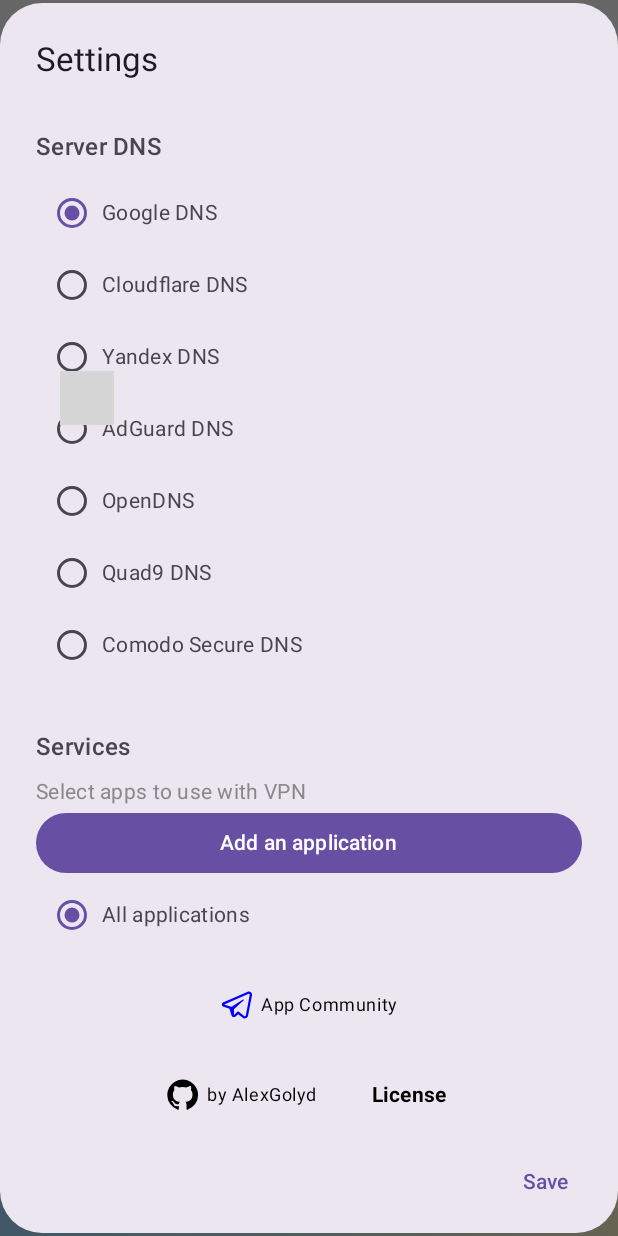
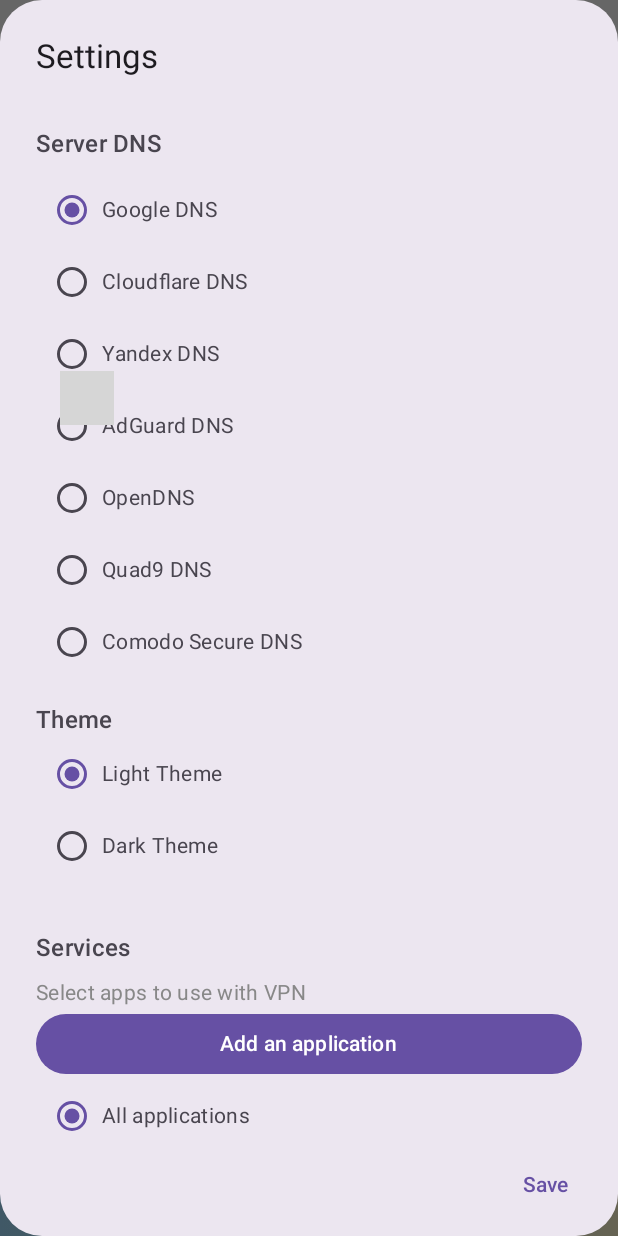
Before and after one commit to agolyud/VPN_Outline_TV, an Android app built with Jetpack Compose: the screen it shows after launch (MainActivity), after a tap on "Open Settings", on a phone screen of 412 x 824 dp. Run offline under Robolectric (Android 15) with nearby library versions, the phone set to English and light mode, and no system bars; our stand-ins replace livedata-compose; pictures from the network do not load; grey boxes are pictures that could not be loaded.

Commit message:
Dark Theme 0.5

```diff
--- a/app/src/main/java/app/android/outlinevpntv/MainActivity.kt
+++ b/app/src/main/java/app/android/outlinevpntv/MainActivity.kt
@@ -28,6 +28,7 @@
 import app.android.outlinevpntv.domain.update.UpdateManager
 import app.android.outlinevpntv.ui.MainScreen
 import app.android.outlinevpntv.ui.UpdateDialog
+import app.android.outlinevpntv.ui.theme.OutlineVPNtvTheme
 import app.android.outlinevpntv.utils.activityresult.VPNPermissionLauncher
 import app.android.outlinevpntv.utils.activityresult.base.launch
 import app.android.outlinevpntv.utils.versionName
@@ -57,9 +58,11 @@
     }
 
     private val vpnPermission = VPNPermissionLauncher()
+    private lateinit var preferencesManager: PreferencesManager
 
     override fun onCreate(savedInstanceState: Bundle?) {
         super.onCreate(savedInstanceState)
+        preferencesManager = PreferencesManager(applicationContext)
 
         vpnPermission.register(this)
 
@@ -77,12 +80,11 @@
         }
 
         setContent {
+           val isDarkTheme = preferencesManager.getSelectedTheme()
             val connectionState by viewModel.vpnConnectionState.observeAsState(false)
             val vpnServerState by viewModel.vpnServerState.observeAsState(VpnServerStateUi.DEFAULT)
             val errorMessage = remember { mutableStateOf<String?>(null) }
-
             val context = LocalContext.current
-
             var showUpdateDialog by remember { mutableStateOf(false) }
             var updateDialogCancelled by rememberSaveable { mutableStateOf(false) }
             val currentVersion = remember { versionName(context) }
@@ -90,6 +92,11 @@
             var isDownloadingActive by remember { mutableStateOf(false) }
             var latestVersion by remember { mutableStateOf("") }
 
+            OutlineVPNtvTheme(
+                darkTheme = isDarkTheme,
+                dynamicColor = false
+            )
+            {
             if (showUpdateDialog) {
             UpdateDialog(
                 onUpdate = {
@@ -141,6 +148,7 @@
         }
 
     }
+}
 
     override fun onResume() {
         super.onResume()
--- a/app/src/main/java/app/android/outlinevpntv/data/preferences/PreferencesManager.kt
+++ b/app/src/main/java/app/android/outlinevpntv/data/preferences/PreferencesManager.kt
@@ -25,6 +25,14 @@
             val type = object : TypeToken<List<VpnServerInfo>>() {}.type
             gson.fromJson(json, type)
         }
+    }
+
+    fun saveSelectedTheme(isDark: Boolean) {
+        preferences.edit().putBoolean(KEY_SELECTED_THEME, isDark).apply()
+    }
+
+    fun getSelectedTheme(): Boolean {
+        return preferences.getBoolean(KEY_SELECTED_THEME, false)
     }
 
 
@@ -99,5 +107,6 @@
         private const val KEY_SERVER_NAME = "server_name"
         private const val KEY_SELECTED_DNS = "selected_dns"
         private const val KEY_SELECTED_APPS = "selected_apps"
+        private const val KEY_SELECTED_THEME = "selected_theme"
     }
 }
--- a/app/src/main/java/app/android/outlinevpntv/ui/SettingsDialog.kt
+++ b/app/src/main/java/app/android/outlinevpntv/ui/SettingsDialog.kt
@@ -55,6 +55,9 @@
         mutableStateOf(preferencesManager.getSelectedDns() ?: "8.8.8.8")
     }
 
+    var selectedTheme by remember {
+        mutableStateOf(preferencesManager.getSelectedTheme())  // Например, "light" или "dark"
+    }
 
     val selectedApps = remember { mutableStateListOf<String>() }
     var isAppSelectionDialogOpen by remember { mutableStateOf(false) }
@@ -174,6 +177,50 @@
                 }
 
                 Spacer(modifier = Modifier.height(16.dp))
+
+                Text(text = "Theme", style = MaterialTheme.typography.titleMedium)
+                Column {
+                    Row(
+                        Modifier
+                            .fillMaxWidth()
+                            .selectable(
+                                selected = !selectedTheme,
+                                onClick = {
+                                    selectedTheme = false
+                                    preferencesManager.saveSelectedTheme(false)
+                                },
+                                role = Role.RadioButton
+                            )
+                            .padding(12.dp),
+                        verticalAlignment = Alignment.CenterVertically
+                    ) {
+                        RadioButton(selected = !selectedTheme, onClick = null)
+                        Spacer(modifier = Modifier.width(8.dp))
+                        Text(text = "Light Theme")
+                    }
+
+                    Row(
+                        Modifier
+                            .fillMaxWidth()
+                            .selectable(
+                                selected = selectedTheme,
+                                onClick = {
+                                    selectedTheme = true
+                                    preferencesManager.saveSelectedTheme(true)
+                                },
+                                role = Role.RadioButton
+                            )
+                            .padding(12.dp),
+                        verticalAlignment = Alignment.CenterVertically
+                    ) {
+                        RadioButton(selected = selectedTheme, onClick = null)
+                        Spacer(modifier = Modifier.width(8.dp))
+                        Text(text = "Dark Theme")
+                    }
+                }
+
+                Spacer(modifier = Modifier.height(16.dp))
+
 
                 SettingsDialogSectionTitle(
                     text = stringResource(id = R.string.services)
```
Lines whose indentation alone changed are shown as unchanged.
